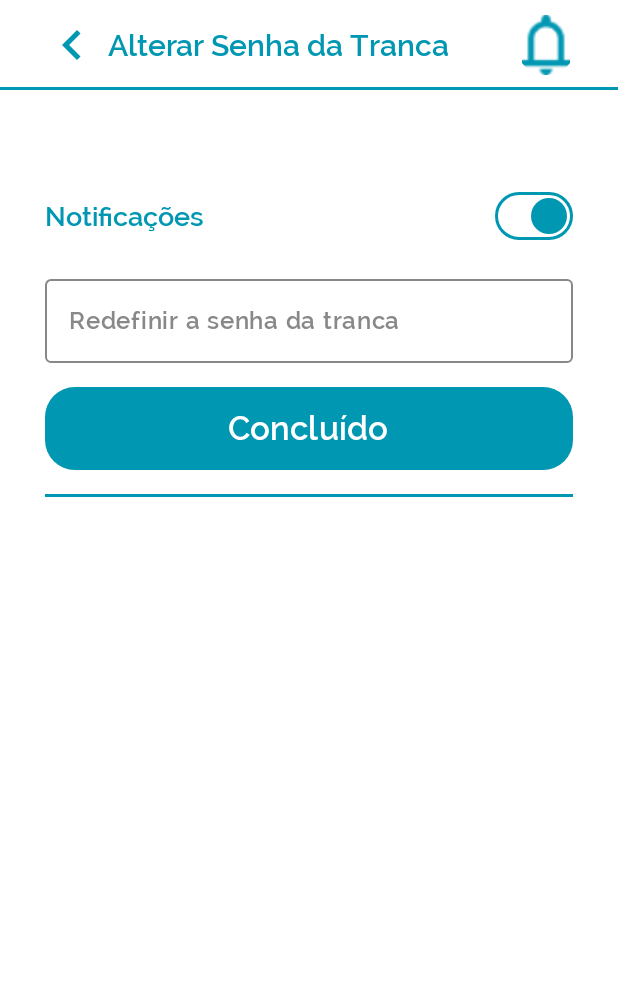
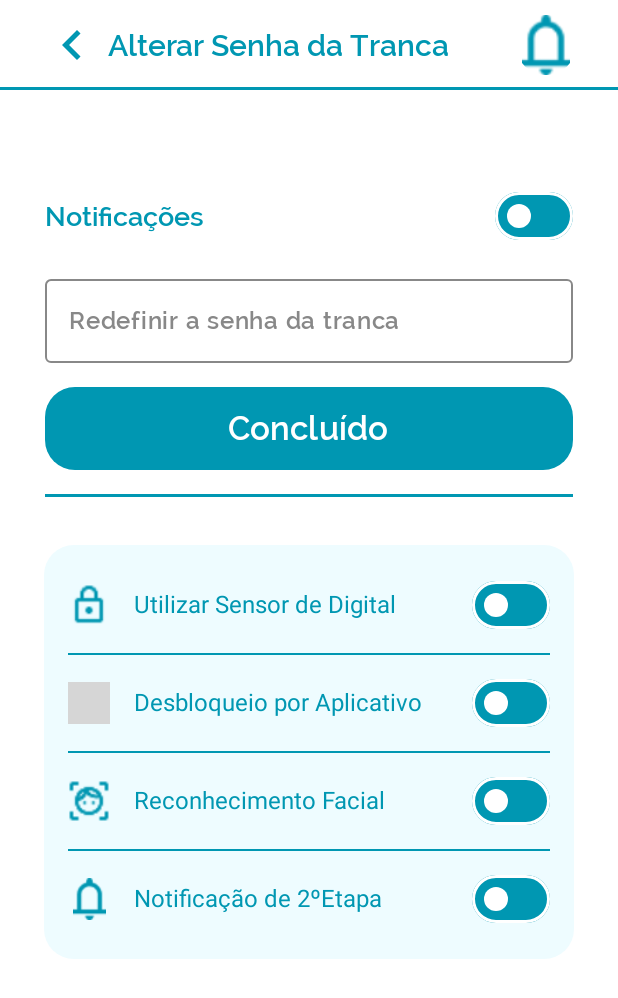
Before and after one commit to mathsant-js/GuardSense, an Android app built with Jetpack Compose: the @Preview function DoorManagementPreview, on a phone screen of 412 x 824 dp. Shown: the top 998 px of the screen. Run offline under Robolectric (Android 15) with nearby library versions, the light colour scheme and no system bars; grey boxes are pictures that could not be loaded.

Commit message:
feat: card of DoorManagement.kt has been added

```diff
--- a/app/src/main/java/com/example/guardsense/ui/screens/DoorManagement/DoorManagement.kt
+++ b/app/src/main/java/com/example/guardsense/ui/screens/DoorManagement/DoorManagement.kt
@@ -7,6 +7,10 @@ import androidx.compose.foundation.layout.Row
 import androidx.compose.foundation.layout.fillMaxSize
 import androidx.compose.foundation.layout.fillMaxWidth
 import androidx.compose.foundation.layout.padding
+import androidx.compose.foundation.lazy.LazyColumn
+import androidx.compose.foundation.shape.RoundedCornerShape
+import androidx.compose.material3.Card
+import androidx.compose.material3.CardDefaults
 import androidx.compose.material3.HorizontalDivider
 import androidx.compose.material3.Text
 import androidx.compose.runtime.Composable
@@ -21,16 +25,19 @@ import androidx.compose.ui.unit.dp
 import androidx.compose.ui.unit.sp
 import androidx.navigation.NavController
 import androidx.navigation.compose.rememberNavController
+import com.example.guardsense.R
 import com.example.guardsense.ui.components.ButtonCommom
 import com.example.guardsense.ui.components.InsideHeader
 import com.example.guardsense.ui.components.OutlinedTextFieldCommom
+import com.example.guardsense.ui.components.SettingsRow
 import com.example.guardsense.ui.components.Switch
 import com.example.guardsense.ui.ralewayFont
+import com.example.guardsense.ui.theme.CyanPrimary
 import com.example.guardsense.ui.theme.PrimaryBlue
 
 @Composable
 fun DoorManagement(navController: NavController) {
-    val checked = remember { mutableStateOf(true) }
+    val checked = remember { mutableStateOf(false) }
     val alterarSenhaTranca = remember { mutableStateOf("") }
 
     Column(
@@ -63,7 +70,15 @@ fun DoorManagement(navController: NavController) {
                     fontWeight = FontWeight.Normal,
                     fontSize = 18.sp
                 )
-                Switch(checked = checked, checkedThumbColor = PrimaryBlue, checkedTrackColor = Color.White, checkedBorderColor = PrimaryBlue, uncheckedThumbColor = PrimaryBlue, uncheckedTrackColor = Color.White, uncheckedBorderColor = PrimaryBlue)
+                Switch(
+                    checked = checked,
+                    checkedThumbColor = Color.White,
+                    checkedTrackColor = PrimaryBlue,
+                    checkedBorderColor = Color.White,
+                    uncheckedThumbColor = Color.White,
+                    uncheckedTrackColor = PrimaryBlue,
+                    uncheckedBorderColor = Color.White
+                )
             }
             Row(
                 horizontalArrangement = Arrangement.Center,
@@ -113,6 +128,51 @@ fun DoorManagement(navController: NavController) {
         ) {
             HorizontalDivider(color = PrimaryBlue, thickness = 2.dp)
         }
+        Row(
+            horizontalArrangement = Arrangement.Center,
+            verticalAlignment = Alignment.CenterVertically,
+            modifier = Modifier
+                .fillMaxWidth()
+                .padding(
+                    top = 6.dp,
+                    bottom = 10.dp,
+                    start = 5.dp,
+                    end = 5.dp
+                )
+        ) {
+            CardDoorManagement()
+        }
+    }
+}
+
+@Composable
+fun CardDoorManagement() {
+    Row {
+        LazyColumn(
+            modifier = Modifier
+                .padding(16.dp)
+                .padding(horizontal = 8.dp),
+            verticalArrangement = Arrangement.spacedBy(16.dp)
+        ) {
+            item {
+                Card(
+                    shape = RoundedCornerShape(20.dp),
+                    colors = CardDefaults.cardColors(containerColor = CyanPrimary),
+                ) {
+                    Column(modifier = Modifier.padding(vertical = 8.dp)) {
+                        SettingsRow(text = "Utilizar Sensor de Digital", icon = R.drawable.ic_lock, textColor = PrimaryBlue)
+                        SettingsRow(text = "Desbloqueio por Aplicativo", icon = R.drawable.ic_fingerprint, textColor = PrimaryBlue)
+                        SettingsRow(text = "Reconhecimento Facial", icon = R.drawable.ic_facialrecog, textColor = PrimaryBlue)
+                        SettingsRow(
+                            text = "Notificação de 2ºEtapa",
+                            icon = R.drawable.ic_notifications,
+                            showDivider = false,
+                            textColor = PrimaryBlue
+                        )
+                    }
+                }
+            }
+        }
     }
 }
 
--- a/app/src/main/java/com/example/guardsense/ui/theme/Color.kt
+++ b/app/src/main/java/com/example/guardsense/ui/theme/Color.kt
@@ -18,3 +18,5 @@ val TextDark = Color(0xFF333333)
 
 val LittleDarkBlue = Color(0xFF0C5F6D)
 val LightBlue = Color(0xFF1BA8C1)
+
+val CyanPrimary = Color(0xFFEEFCFF)
```
